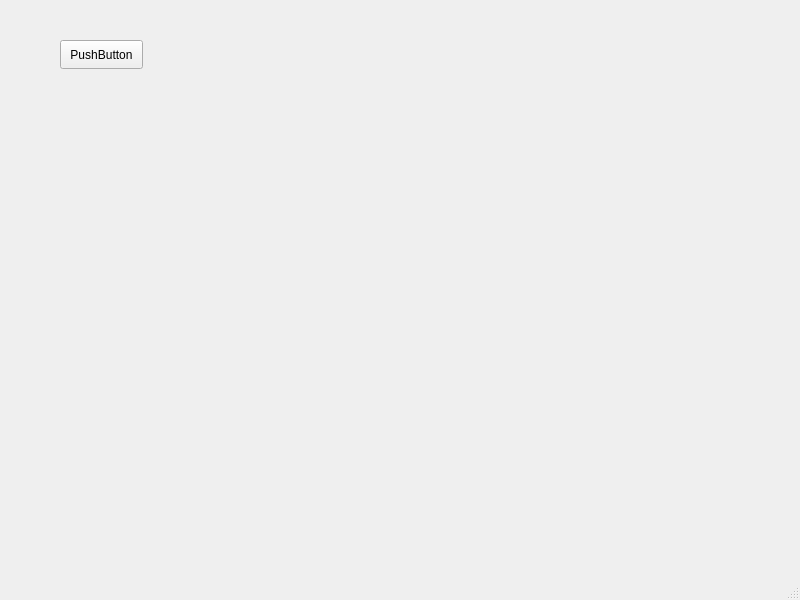
Old version of the form mainwindow.ui in the repository sapondanaisriwan/Do-for-.
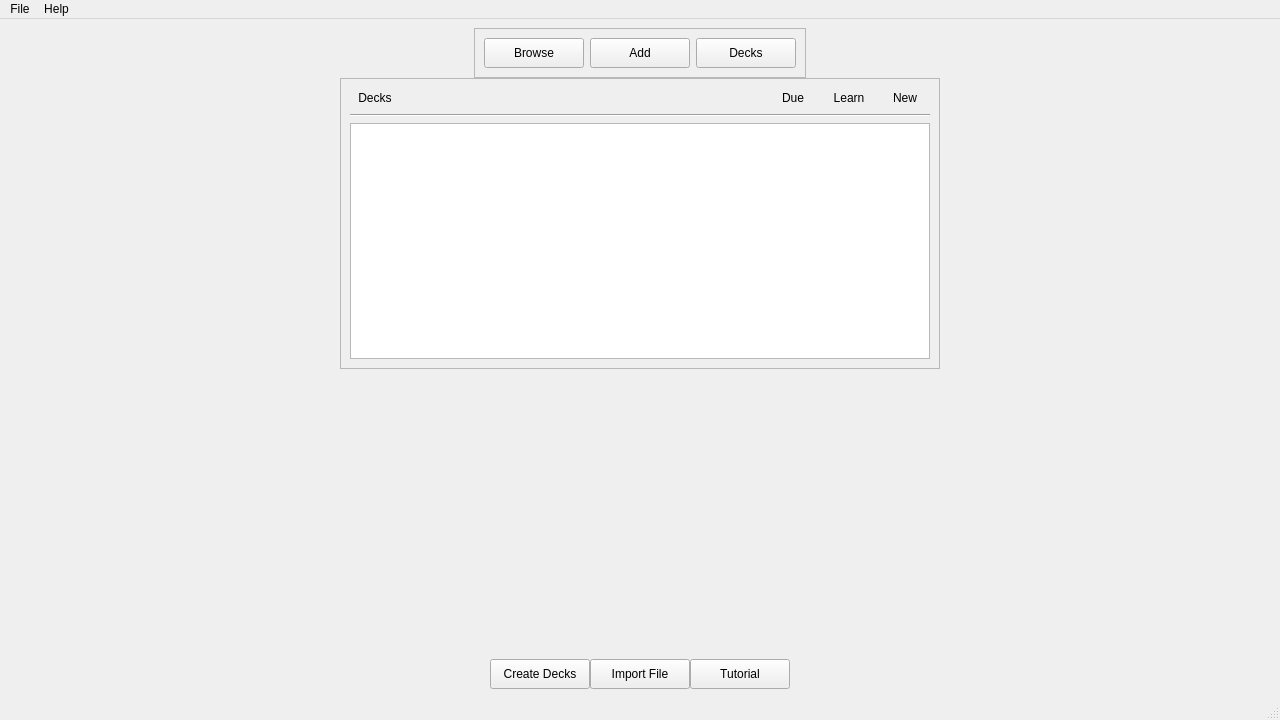
New version of the form.

```diff
--- a/mainwindow.ui
+++ b/mainwindow.ui
@@ -6,39 +6,399 @@
    <rect>
     <x>0</x>
     <y>0</y>
-    <width>800</width>
-    <height>600</height>
+    <width>1280</width>
+    <height>720</height>
    </rect>
   </property>
+  <property name="minimumSize">
+   <size>
+    <width>100</width>
+    <height>100</height>
+   </size>
+  </property>
+  <property name="maximumSize">
+   <size>
+    <width>1280</width>
+    <height>720</height>
+   </size>
+  </property>
   <property name="windowTitle">
    <string>MainWindow</string>
   </property>
+  <property name="layoutDirection">
+   <enum>Qt::LayoutDirection::LeftToRight</enum>
+  </property>
+  <property name="iconSize">
+   <size>
+    <width>10</width>
+    <height>10</height>
+   </size>
+  </property>
+  <property name="animated">
+   <bool>true</bool>
+  </property>
+  <property name="documentMode">
+   <bool>false</bool>
+  </property>
   <widget class="QWidget" name="centralwidget">
-   <widget class="QPushButton" name="pushButton">
-    <property name="geometry">
-     <rect>
-      <x>60</x>
-      <y>40</y>
-      <width>83</width>
-      <height>29</height>
-     </rect>
+   <layout class="QVBoxLayout" name="verticalLayout">
+    <property name="spacing">
+     <number>0</number>
     </property>
-    <property name="text">
-     <string>PushButton</string>
-    </property>
-   </widget>
+    <item>
+     <layout class="QHBoxLayout" name="horizontalLayout1">
+      <item>
+       <spacer name="horizontalSpacer_2">
+        <property name="orientation">
+         <enum>Qt::Orientation::Horizontal</enum>
+        </property>
+        <property name="sizeHint" stdset="0">
+         <size>
+          <width>40</width>
+          <height>20</height>
+         </size>
+        </property>
+       </spacer>
+      </item>
+      <item>
+       <widget class="QFrame" name="frame_2">
+        <property name="minimumSize">
+         <size>
+          <width>100</width>
+          <height>50</height>
+         </size>
+        </property>
+        <property name="styleSheet">
+         <string notr="true">QFrame{
+rgb(0, 0, 0)
+}</string>
+        </property>
+        <property name="frameShape">
+         <enum>QFrame::Shape::StyledPanel</enum>
+        </property>
+        <property name="frameShadow">
+         <enum>QFrame::Shadow::Raised</enum>
+        </property>
+        <layout class="QHBoxLayout" name="horizontalLayout_5">
+         <item>
+          <widget class="QPushButton" name="Browse">
+           <property name="minimumSize">
+            <size>
+             <width>100</width>
+             <height>30</height>
+            </size>
+           </property>
+           <property name="text">
+            <string>Browse</string>
+           </property>
+          </widget>
+         </item>
+         <item>
+          <widget class="QPushButton" name="Add">
+           <property name="minimumSize">
+            <size>
+             <width>100</width>
+             <height>30</height>
+            </size>
+           </property>
+           <property name="text">
+            <string>Add</string>
+           </property>
+          </widget>
+         </item>
+         <item>
+          <widget class="QPushButton" name="Decks">
+           <property name="minimumSize">
+            <size>
+             <width>100</width>
+             <height>30</height>
+            </size>
+           </property>
+           <property name="text">
+            <string>Decks</string>
+           </property>
+          </widget>
+         </item>
+        </layout>
+       </widget>
+      </item>
+      <item>
+       <spacer name="horizontalSpacer">
+        <property name="orientation">
+         <enum>Qt::Orientation::Horizontal</enum>
+        </property>
+        <property name="sizeHint" stdset="0">
+         <size>
+          <width>40</width>
+          <height>20</height>
+         </size>
+        </property>
+       </spacer>
+      </item>
+     </layout>
+    </item>
+    <item>
+     <layout class="QHBoxLayout" name="horizontalLayout_2">
+      <item>
+       <spacer name="horizontalSpacer_3">
+        <property name="orientation">
+         <enum>Qt::Orientation::Horizontal</enum>
+        </property>
+        <property name="sizeHint" stdset="0">
+         <size>
+          <width>40</width>
+          <height>20</height>
+         </size>
+        </property>
+       </spacer>
+      </item>
+      <item>
+       <widget class="QFrame" name="frame">
+        <property name="minimumSize">
+         <size>
+          <width>600</width>
+          <height>100</height>
+         </size>
+        </property>
+        <property name="frameShape">
+         <enum>QFrame::Shape::StyledPanel</enum>
+        </property>
+        <property name="frameShadow">
+         <enum>QFrame::Shadow::Raised</enum>
+        </property>
+        <layout class="QVBoxLayout" name="verticalLayout_7">
+         <item>
+          <layout class="QHBoxLayout" name="horizontalLayout_3">
+           <item>
+            <widget class="QLabel" name="label_5">
+             <property name="minimumSize">
+              <size>
+               <width>50</width>
+               <height>0</height>
+              </size>
+             </property>
+             <property name="text">
+              <string>Decks</string>
+             </property>
+             <property name="alignment">
+              <set>Qt::AlignmentFlag::AlignCenter</set>
+             </property>
+            </widget>
+           </item>
+           <item>
+            <spacer name="horizontalSpacer_7">
+             <property name="orientation">
+              <enum>Qt::Orientation::Horizontal</enum>
+             </property>
+             <property name="sizeHint" stdset="0">
+              <size>
+               <width>40</width>
+               <height>20</height>
+              </size>
+             </property>
+            </spacer>
+           </item>
+           <item>
+            <widget class="QLabel" name="label_4">
+             <property name="minimumSize">
+              <size>
+               <width>50</width>
+               <height>0</height>
+              </size>
+             </property>
+             <property name="text">
+              <string>Due</string>
+             </property>
+             <property name="alignment">
+              <set>Qt::AlignmentFlag::AlignCenter</set>
+             </property>
+            </widget>
+           </item>
+           <item>
+            <widget class="QLabel" name="label_3">
+             <property name="minimumSize">
+              <size>
+               <width>50</width>
+               <height>0</height>
+              </size>
+             </property>
+             <property name="text">
+              <string>Learn</string>
+             </property>
+             <property name="alignment">
+              <set>Qt::AlignmentFlag::AlignCenter</set>
+             </property>
+            </widget>
+           </item>
+           <item>
+            <widget class="QLabel" name="label_2">
+             <property name="minimumSize">
+              <size>
+               <width>50</width>
+               <height>0</height>
+              </size>
+             </property>
+             <property name="text">
+              <string>New</string>
+             </property>
+             <property name="alignment">
+              <set>Qt::AlignmentFlag::AlignCenter</set>
+             </property>
+            </widget>
+           </item>
+          </layout>
+         </item>
+         <item>
+          <widget class="Line" name="line">
+           <property name="orientation">
+            <enum>Qt::Orientation::Horizontal</enum>
+           </property>
+          </widget>
+         </item>
+         <item>
+          <widget class="QListWidget" name="listWidget"/>
+         </item>
+        </layout>
+       </widget>
+      </item>
+      <item>
+       <spacer name="horizontalSpacer_4">
+        <property name="orientation">
+         <enum>Qt::Orientation::Horizontal</enum>
+        </property>
+        <property name="sizeHint" stdset="0">
+         <size>
+          <width>40</width>
+          <height>20</height>
+         </size>
+        </property>
+       </spacer>
+      </item>
+     </layout>
+    </item>
+    <item>
+     <spacer name="verticalSpacer">
+      <property name="orientation">
+       <enum>Qt::Orientation::Vertical</enum>
+      </property>
+      <property name="sizeHint" stdset="0">
+       <size>
+        <width>20</width>
+        <height>40</height>
+       </size>
+      </property>
+     </spacer>
+    </item>
+    <item>
+     <layout class="QHBoxLayout" name="horizontalLayout">
+      <item>
+       <spacer name="horizontalSpacer_6">
+        <property name="orientation">
+         <enum>Qt::Orientation::Horizontal</enum>
+        </property>
+        <property name="sizeHint" stdset="0">
+         <size>
+          <width>40</width>
+          <height>20</height>
+         </size>
+        </property>
+       </spacer>
+      </item>
+      <item>
+       <widget class="QPushButton" name="pushButton">
+        <property name="minimumSize">
+         <size>
+          <width>100</width>
+          <height>30</height>
+         </size>
+        </property>
+        <property name="text">
+         <string>Create Decks</string>
+        </property>
+       </widget>
+      </item>
+      <item>
+       <widget class="QPushButton" name="pushButton_2">
+        <property name="minimumSize">
+         <size>
+          <width>100</width>
+          <height>30</height>
+         </size>
+        </property>
+        <property name="text">
+         <string>Import File</string>
+        </property>
+       </widget>
+      </item>
+      <item>
+       <widget class="QPushButton" name="pushButton_3">
+        <property name="minimumSize">
+         <size>
+          <width>100</width>
+          <height>30</height>
+         </size>
+        </property>
+        <property name="text">
+         <string>Tutorial</string>
+        </property>
+       </widget>
+      </item>
+      <item>
+       <spacer name="horizontalSpacer_5">
+        <property name="orientation">
+         <enum>Qt::Orientation::Horizontal</enum>
+        </property>
+        <property name="sizeHint" stdset="0">
+         <size>
+          <width>40</width>
+          <height>20</height>
+         </size>
+        </property>
+       </spacer>
+      </item>
+     </layout>
+    </item>
+   </layout>
   </widget>
+  <widget class="QStatusBar" name="statusbar"/>
   <widget class="QMenuBar" name="menubar">
    <property name="geometry">
     <rect>
      <x>0</x>
      <y>0</y>
-     <width>800</width>
+     <width>1280</width>
      <height>25</height>
     </rect>
    </property>
+   <widget class="QMenu" name="menuFile">
+    <property name="geometry">
+     <rect>
+      <x>177</x>
+      <y>115</y>
+      <width>160</width>
+      <height>56</height>
+     </rect>
+    </property>
+    <property name="title">
+     <string>File</string>
+    </property>
+   </widget>
+   <widget class="QMenu" name="menuHelp">
+    <property name="geometry">
+     <rect>
+      <x>215</x>
+      <y>115</y>
+      <width>160</width>
+      <height>56</height>
+     </rect>
+    </property>
+    <property name="title">
+     <string>Help</string>
+    </property>
+   </widget>
+   <addaction name="menuFile"/>
+   <addaction name="menuHelp"/>
   </widget>
-  <widget class="QStatusBar" name="statusbar"/>
  </widget>
  <resources/>
  <connections/>
```
